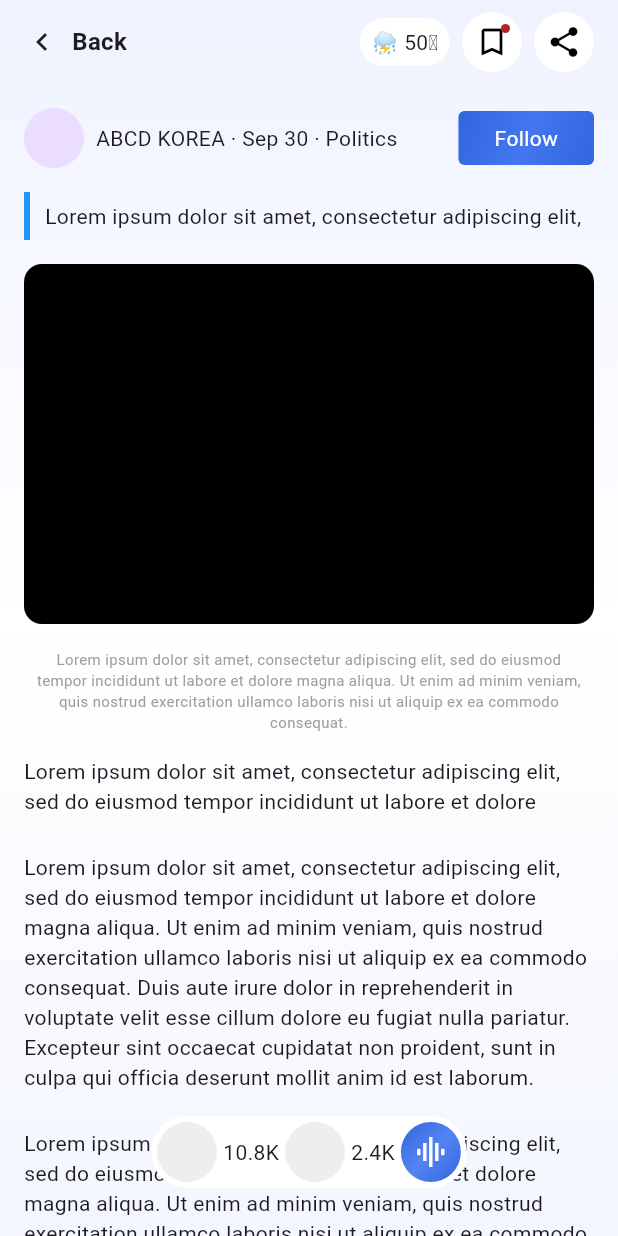
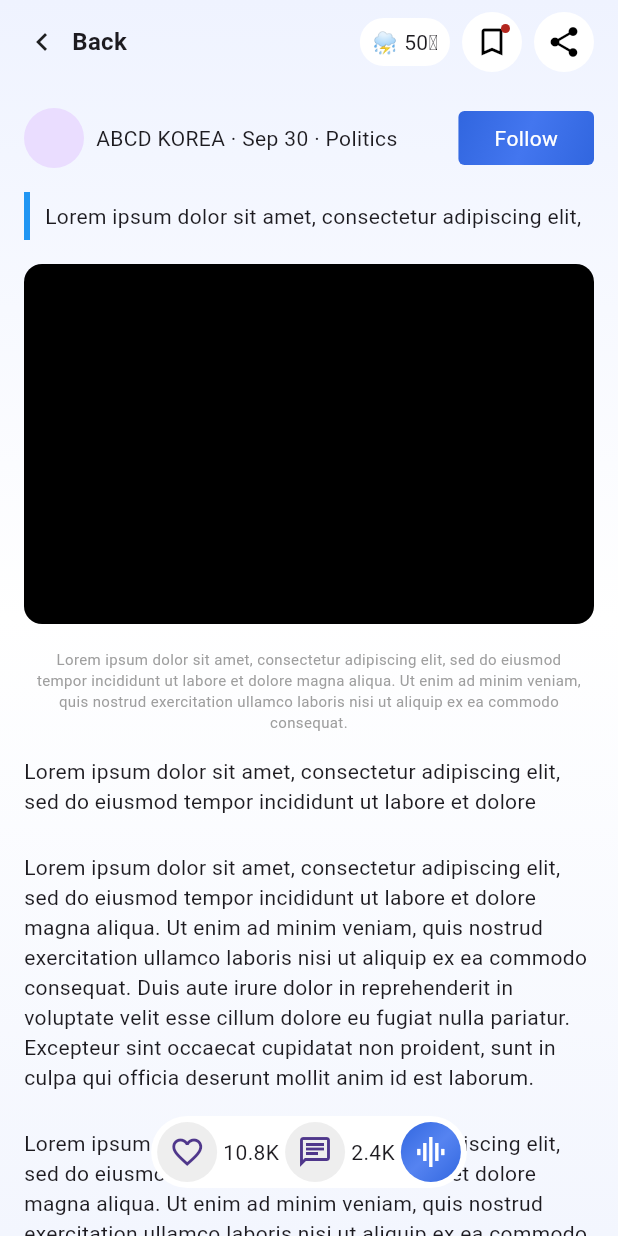
Before and after one commit to JAICHANGPARK/flutter_notebook_chapter_47, a Flutter app: the NewsDetailPage screen opened directly, on a phone screen of 412 x 824 dp. Run offline on Flutter 3.47's test engine with Material 3 defaults, Android fonts, the phone set to English and light mode, and no system bars; our stand-ins replace gap, hugeicons.

Commit message:
Update news_detail_page.dart

```diff
--- a/lib/ep2380_news_app/ui/news_detail_page.dart
+++ b/lib/ep2380_news_app/ui/news_detail_page.dart
@@ -212,11 +212,14 @@ class _NewsDetailPageState extends State<NewsDetailPage> {
                 children: [
                   CircleAvatar(
                     backgroundColor: Colors.grey[200]!,
+                    child: Icon(Icons.favorite_border),
                   ),
                   Gap(4),
                   Text("10.8K"),
                   Gap(4),
-                  CircleAvatar(  backgroundColor: Colors.grey[200]!,),
+                  CircleAvatar(  backgroundColor: Colors.grey[200]!,
+                    child: Icon(Icons.chat_outlined),
+                  ),
                   Gap(4),
                   Text("2.4K"),
                   Gap(4),
```
